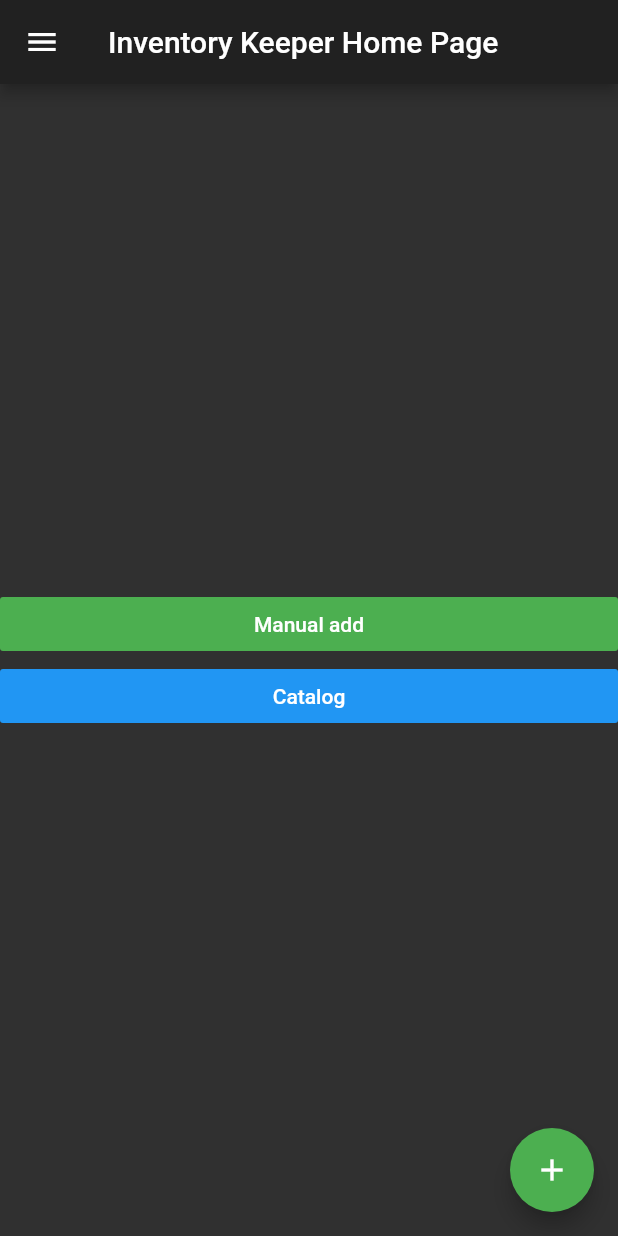
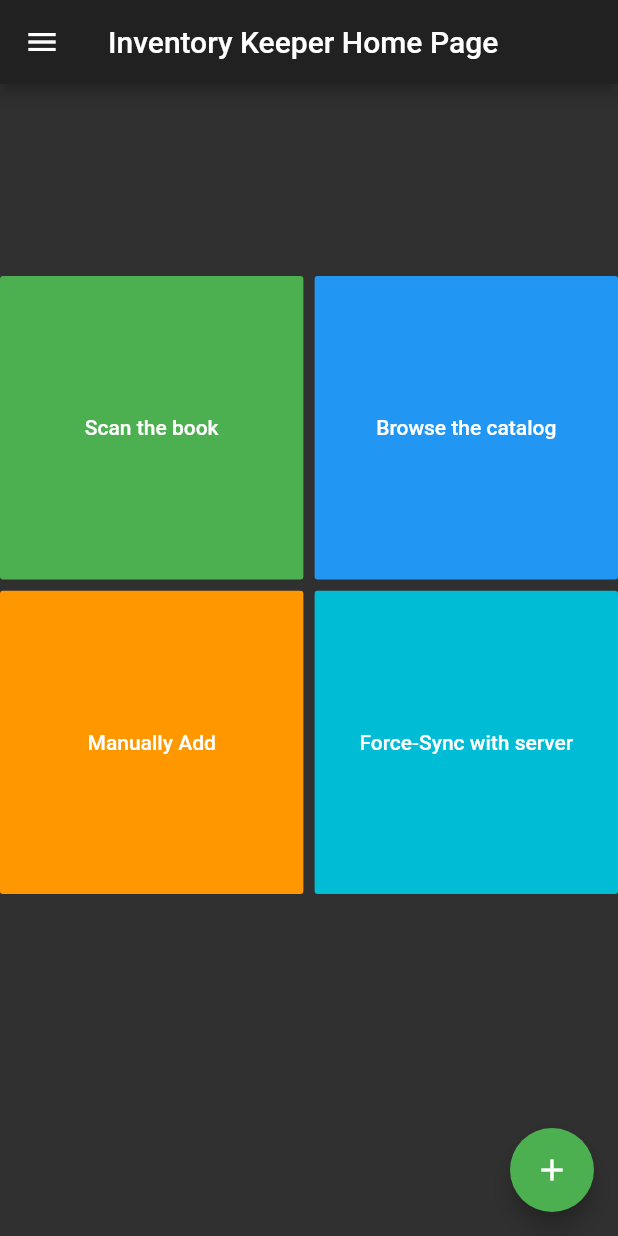
Before and after one commit to LolnationCH/Inventory-Keeper, a Flutter app: the screen it shows after launch, on a phone screen of 412 x 824 dp. Run offline on Flutter 3.47's test engine with Material 2 defaults, Android fonts, the phone set to English and light mode, and no system bars; our stand-ins replace cached_network_image, flushbar; missing offline and left inert: qr_mobile_vision; project files that could hold a hidden picture were left out.

Commit message:
Final part : Main remake completed

```diff
--- a/lib/main.dart
+++ b/lib/main.dart
@@ -1,4 +1,3 @@
-import 'package:flushbar/flushbar.dart';
 import 'package:flutter/material.dart';
 import 'package:inventory_keeper/view/bookWidgetEditor.dart';
 
@@ -36,6 +35,145 @@ class _MyHomePageState extends State<MyHomePage> {
 
   JsonStorage storage = new JsonStorage();
 
+  Widget _makeHomePage() => Column(
+    children: <Widget>[
+      Expanded(
+        flex: 1,
+        child:Text(''),
+      ),
+      Expanded(
+        flex: 4,
+        child:_makeHomePageGrid()
+      ),
+      Expanded(
+        flex: 1,
+        child:Text(''),
+      ),
+    ],
+  );
+
+  GridView _makeHomePageGrid() => GridView.count(
+    crossAxisCount: 2,
+    crossAxisSpacing: 7.5,
+    mainAxisSpacing: 7.5,
+    children: <Widget>[
+      FlatButton(
+        child: Text("Scan the book"),
+        textColor: Colors.white,
+        color: Colors.green,
+        padding: EdgeInsets.all(8.0),
+        onPressed: (){
+          _scanAdd(context);
+        },
+      ),
+      FlatButton(
+        child: Text("Browse the catalog"),
+        color: Colors.blue,
+        textColor: Colors.white,
+        padding: EdgeInsets.all(8.0),
+        onPressed: (){
+          _browseCatalog(context);
+        },
+      ),
+      FlatButton(
+        child: Text("Manually Add"),
+        textColor: Colors.white,
+        color: Colors.orange,
+        padding: EdgeInsets.all(8.0),
+        onPressed: (){
+          _manualAdd(context);
+        },
+      ),
+      FlatButton(
+        child: Text("Force-Sync with server"),
+        color: Colors.cyan,
+        textColor: Colors.white,
+        padding: EdgeInsets.all(8.0),
+        onPressed: (){
+          _syncWithServer(context);
+        },
+      ),
+    ],
+  );
+
+  ListView _makeDrawerListView() => ListView(
+    padding: EdgeInsets.zero,
+    children: <Widget>[
+      DrawerHeader(
+        child: Align(
+          alignment: Alignment.center,
+          child: Text('Inventory Keeper'),
+        ),
+        decoration: BoxDecoration(
+          color: Colors.purple[400],
+        ),
+      ),
+      ListTile(
+        leading: Icon(Icons.add),
+        title: Text('Scan add'),
+        onTap: () {
+          Navigator.pop(context);
+          _scanAdd(context);
+        },
+      ),
+      ListTile(
+        leading: Icon(Icons.add_box),
+        title: Text('Manual add'),
+        onTap: () {
+          Navigator.pop(context);
+          _manualAdd(context);
+        },
+      ),
+      ListTile(
+        leading: Icon(Icons.archive),
+        title: Text('Catalog'),
+        onTap: () {
+          Navigator.pop(context);
+          _browseCatalog(context);
+        },
+      ),
+      Divider(),
+      Text(
+        " Data management",
+        style: TextStyle(color: Colors.grey),
+      ),
+      ListTile(
+        leading: Icon(Icons.sync),
+        title: Text('Server sync'),
+        onTap: () {
+          Navigator.pop(context);
+          _syncWithServer(context);
+        },
+      ),
+      ListTile(
+        leading: Icon(Icons.file_upload),
+        title: Text('Export to file'),
+        onTap: () {
+          this.storage.exportBooks();
+          _showStatusMessageXXport("Catalog exported!", "The catalog was exported to the file : ");
+          Navigator.pop(context);
+        },
+      ),
+      ListTile(
+        leading: Icon(Icons.file_download),
+        title: Text('Import from file'),
+        onTap: () {
+          this.storage.importBooks();
+          _showStatusMessageXXport("Catalog imported!", "The catalog was imported from the file : ");
+          Navigator.pop(context);
+        },
+      ),
+      ListTile(
+        leading: Icon(Icons.delete_forever),
+        title: Text('Delete'),
+        onTap: () {
+          Navigator.pop(context);
+          _deleteConfirmationDialog();
+        },
+      ),
+    ]
+  );
+
   void _deleteConfirmationDialog() {
     showChoiceDialog(context, "Delete book catalog", "Are you sure you want to delete all of your books? This action is irreversible!",
     () {
@@ -71,20 +209,37 @@ class _MyHomePageState extends State<MyHomePage> {
     });
   }
 
-  void _showStatusMessage(String title, String description){
+  void _showStatusMessageXXport(String title, String description){
     this.storage.getExtPath().then((path) {
-      Flushbar(
-        title: title,
-        message: description + path,
-        duration:  Duration(seconds: 5),
-        icon: Icon(
-          Icons.info_outline,
-          size: 28.0,
-          color: Colors.blue[300],
-        ),
-        leftBarIndicatorColor: Colors.blue[300],
-      )..show(context);
+      showStatusMessage(context, title, description + path);
     });
+  }
+
+  void _scanAdd(BuildContext context){
+    Navigator.push(
+      context,
+      MaterialPageRoute(builder: (context) => BardcodeScanner(storage: this.storage)),
+    );
+  }
+
+  void _manualAdd(BuildContext context){
+    Navigator.push(
+      context,
+      MaterialPageRoute(builder: (context) => BookWidgetEditor(bookInfo: Book())),
+    ).then((result) {
+      _manuelAddBook(result);
+    });
+  }
+
+  void _browseCatalog(BuildContext context){
+    Navigator.push(
+      context,
+      MaterialPageRoute(builder: (context) => CatalogWidget(storage: this.storage)),
+    );
+  }
+
+  void _syncWithServer(BuildContext context){
+    showStatusMessage(context, "Syncronization", "Successfully syncronize with server");
   }
 
   @override
@@ -94,141 +249,17 @@ class _MyHomePageState extends State<MyHomePage> {
         title: Text(widget.title),
       ),
       drawer: Drawer(
-        child: ListView(
-          // Important: Remove any padding from the ListView.
-          padding: EdgeInsets.zero,
-          children: <Widget>[
-            DrawerHeader(
-              child: Align(
-                alignment: Alignment.center,
-                child: Text('Inventory Keeper'),
-              ),
-              decoration: BoxDecoration(
-                color: Colors.purple[400],
-              ),
-            ),
-            ListTile(
-              leading: Icon(Icons.add),
-              title: Text('Scan add'),
-              onTap: () {
-                Navigator.pop(context);
-                Navigator.push(
-                  context,
-                  MaterialPageRoute(builder: (context) => BardcodeScanner(storage: this.storage)),
-                );
-              },
-            ),
-            ListTile(
-              leading: Icon(Icons.add_box),
-              title: Text('Manual add'),
-              onTap: () {
-                Navigator.pop(context);
-                Navigator.push(
-                  context,
-                  MaterialPageRoute(builder: (context) => BookWidgetEditor(bookInfo: Book())),
-                ).then((result) {
-                  _manuelAddBook(result);
-                });
-              },
-            ),
-            ListTile(
-              leading: Icon(Icons.archive),
-              title: Text('Catalog'),
-              onTap: () {
-                Navigator.pop(context);
-                Navigator.push(
-                  context,
-                  MaterialPageRoute(builder: (context) => CatalogWidget(storage: this.storage)),
-                );
-              },
-            ),
-            Divider(),
-            Text(
-              " Data management",
-              style: TextStyle(color: Colors.grey),
-            ),
-            ListTile(
-              leading: Icon(Icons.sync),
-              title: Text('Server sync'),
-              onTap: () {
-                // Update the state of the app.
-                // ...
-                Navigator.pop(context);
-              },
-            ),
-            ListTile(
-              leading: Icon(Icons.file_upload),
-              title: Text('Export to file'),
-              onTap: () {
-                this.storage.exportBooks();
-                _showStatusMessage("Catalog exported!", "The catalog was exported to the file : ");
-                Navigator.pop(context);
-              },
-            ),
-            ListTile(
-              leading: Icon(Icons.file_download),
-              title: Text('Import from file'),
-              onTap: () {
-                this.storage.importBooks();
-                _showStatusMessage("Catalog imported!", "The catalog was imported from the file : ");
-                Navigator.pop(context);
-              },
-            ),
-            ListTile(
-              leading: Icon(Icons.delete_forever),
-              title: Text('Delete'),
-              onTap: () {
-                _deleteConfirmationDialog();
-                Navigator.pop(context);
-              },
-            ),
-          ],
-        ),
+        child: _makeDrawerListView(),
       ),
-      body: Center(
-        child: Column(
-          mainAxisAlignment: MainAxisAlignment.center,
-          crossAxisAlignment: CrossAxisAlignment.stretch,
-          children: <Widget>[
-            new FlatButton(
-              child: Text("Manual add"),
-              textColor: Colors.white,
-              color: Colors.green,
-              padding: EdgeInsets.all(8.0),
-              onPressed: (){
-                Navigator.push(
-                  context,
-                  MaterialPageRoute(builder: (context) => BookWidgetEditor(bookInfo: Book())),
-                ).then((result) {
-                  _manuelAddBook(result);
-                });
-              },
-            ),
-            new FlatButton(
-              child: Text("Catalog"),
-              color: Colors.blue,
-              textColor: Colors.white,
-              padding: EdgeInsets.all(8.0),
-              onPressed: (){
-                Navigator.push(
-                  context,
-                  MaterialPageRoute(builder: (context) => CatalogWidget(storage: this.storage)),
-                );
-              },
-            ),
-          ],
-        ),
-      ),
+      body: _makeHomePage(),
       floatingActionButton: FloatingActionButton(
         onPressed: () {
-          Navigator.push(
-            context,
-            MaterialPageRoute(builder: (context) => BardcodeScanner(storage: this.storage)),
-          );
+          _manualAdd(context);
         },
         child: Icon(Icons.add),
         backgroundColor: Colors.green,
         foregroundColor: Colors.white,
+        tooltip: "Add manually the book",
       ),
     );
   }
```
Also changed, not shown: lib/dialogs.dart (+15 -0 lines).
